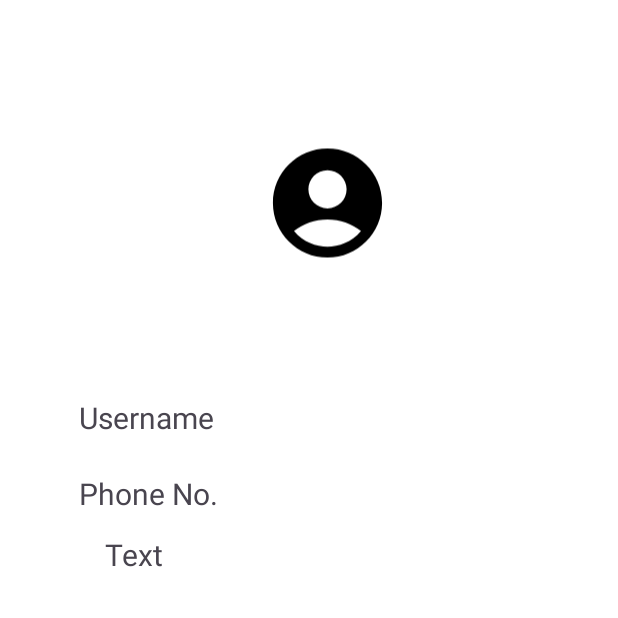
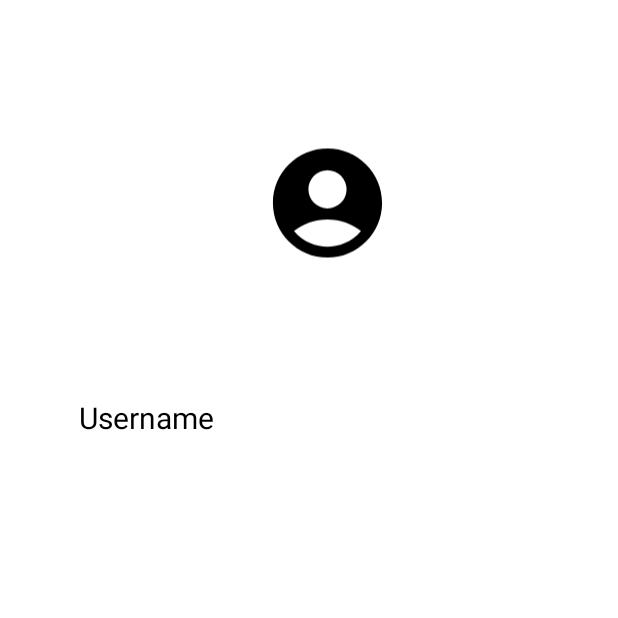
Before and after one commit to hinali-281/Plantopia, an Android app: the account_activity screen opened directly, with no data from a screen before it, on a phone screen of 412 x 824 dp, the top half of it. Run offline under Robolectric (Android 15) with nearby library versions, the phone set to English and light mode, and no system bars.

Commit message:
Lots of changes done

```diff
--- a/app/src/main/java/com/example/palntopia/account_activity.java
+++ b/app/src/main/java/com/example/palntopia/account_activity.java
@@ -7,15 +7,14 @@ import android.widget.TextView;
 import androidx.appcompat.app.AppCompatActivity;
 
 public class account_activity extends AppCompatActivity {
-    TextView account_username, account_phone, account_email;
+    TextView account_username;
 
     @Override
     protected void onCreate(Bundle savedInstanceState) {
         super.onCreate(savedInstanceState);
         setContentView(R.layout.activity_account);
         account_username = findViewById(R.id.account_username);
-        account_phone = findViewById(R.id.account_Phone);
-        account_email = findViewById(R.id.textView3);
+
 
         // Retrieve user details from the Intent
         Intent intent = getIntent();
@@ -26,8 +25,7 @@ public class account_activity extends AppCompatActivity {
 
             // Set user details to the TextViews
             account_username.setText(username);
-            account_phone.setText(phone);
-            account_email.setText(email);
+
         }
     }
 }
--- a/app/src/main/res/layout/activity_account.xml
+++ b/app/src/main/res/layout/activity_account.xml
@@ -19,37 +19,12 @@
         app:layout_constraintVertical_bias="0.124" />
 
     <TextView
-        android:id="@+id/account_email"
-        android:layout_width="wrap_content"
-        android:layout_height="wrap_content"
-        android:text="Text"
-        android:textSize="20dp"
-        app:layout_constraintBottom_toBottomOf="parent"
-        app:layout_constraintEnd_toEndOf="parent"
-        app:layout_constraintHorizontal_bias="0.187"
-        app:layout_constraintStart_toStartOf="parent"
-        app:layout_constraintTop_toTopOf="parent"
-        app:layout_constraintVertical_bias="0.447" />
-
-    <TextView
-        android:id="@+id/textView7"
-        android:layout_width="wrap_content"
-        android:layout_height="wrap_content"
-        android:text="Phone No."
-        android:textSize="20dp"
-        app:layout_constraintBottom_toBottomOf="parent"
-        app:layout_constraintEnd_toEndOf="parent"
-        app:layout_constraintHorizontal_bias="0.164"
-        app:layout_constraintStart_toStartOf="parent"
-        app:layout_constraintTop_toTopOf="parent"
-        app:layout_constraintVertical_bias="0.396" />
-
-    <TextView
         android:id="@+id/textView8"
         android:layout_width="wrap_content"
         android:layout_height="wrap_content"
         android:text="Username"
         android:textSize="20dp"
+        android:textColor="@color/black"
         app:layout_constraintBottom_toBottomOf="parent"
         app:layout_constraintEnd_toEndOf="parent"
         app:layout_constraintHorizontal_bias="0.164"
@@ -62,6 +37,7 @@
         android:layout_width="wrap_content"
         android:layout_height="wrap_content"
         android:text="Text"
+        android:textColor="@color/black"
         android:textSize="20dp"
         app:layout_constraintBottom_toBottomOf="parent"
         app:layout_constraintEnd_toEndOf="parent"
@@ -70,30 +46,4 @@
         app:layout_constraintTop_toTopOf="parent"
         app:layout_constraintVertical_bias="0.331" />
 
-    <TextView
-        android:id="@+id/account_Phone"
-        android:layout_width="wrap_content"
-        android:layout_height="wrap_content"
-        android:text="Text"
-        android:textSize="20dp"
-        app:layout_constraintBottom_toBottomOf="parent"
-        app:layout_constraintEnd_toEndOf="parent"
-        app:layout_constraintHorizontal_bias="0.559"
-        app:layout_constraintStart_toStartOf="parent"
-        app:layout_constraintTop_toTopOf="parent"
-        app:layout_constraintVertical_bias="0.386" />
-
-    <TextView
-        android:id="@+id/textView3"
-        android:layout_width="wrap_content"
-        android:layout_height="wrap_content"
-        android:text="Email"
-        android:textSize="20dp"
-        app:layout_constraintBottom_toBottomOf="parent"
-        app:layout_constraintEnd_toEndOf="parent"
-        app:layout_constraintHorizontal_bias="0.576"
-        app:layout_constraintStart_toStartOf="parent"
-        app:layout_constraintTop_toTopOf="parent"
-        app:layout_constraintVertical_bias="0.446" />
-
 </androidx.constraintlayout.widget.ConstraintLayout>
```
